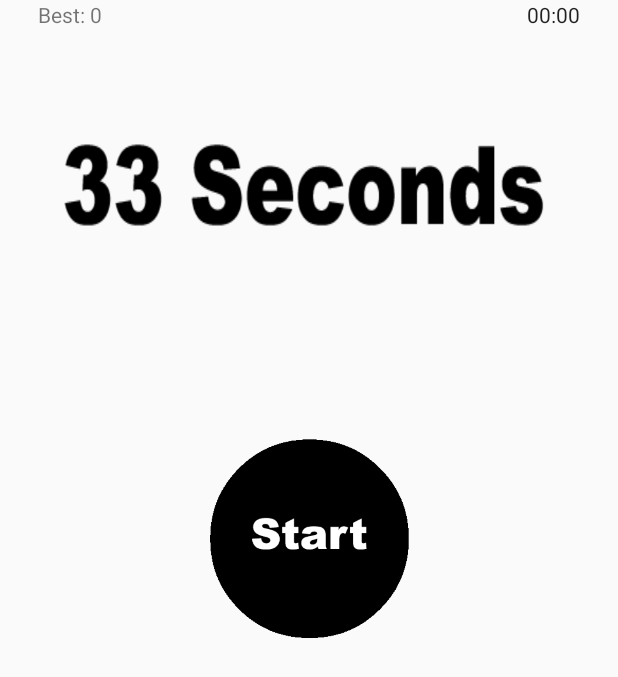
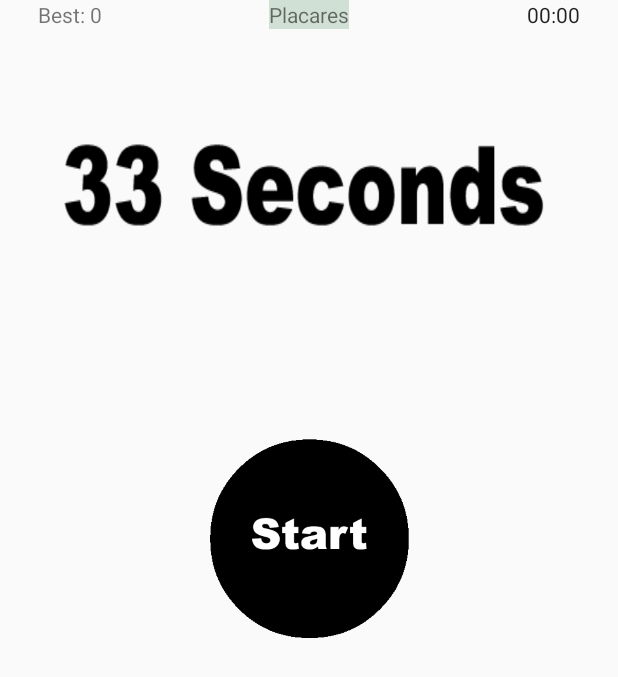
Before and after one commit to renancunha33/33seconds, an Android app: the screen it shows after launch (MainActivity), on a phone screen of 412 x 824 dp. Shown: the top 677 px of the screen. Run offline under Robolectric (Android 15) with nearby library versions, the phone set to English and light mode, and no system bars; libraries missing offline, so code that uses them is left out: com.google.example.games; 2 statements that could not run were skipped.

Commit message:
placares

```diff
--- a/app/build.gradle
+++ b/app/build.gradle
@@ -8,8 +8,8 @@ android {
         applicationId "com.renan.seconds33"
         minSdkVersion 16
         targetSdkVersion 23
-        versionCode 2
-        versionName "1.0.1"
+        versionCode 3
+        versionName "1.0.2"
     }
     buildTypes {
         release {
--- a/app/src/main/java/com/renan/seconds33/MainActivity.java
+++ b/app/src/main/java/com/renan/seconds33/MainActivity.java
@@ -17,6 +17,7 @@ import android.widget.TextView;
 import android.widget.Toast;
 
 import com.google.android.gms.*;
+import com.google.android.gms.games.Game;
 import com.google.android.gms.plus.Plus;
 import com.google.example.games.basegameutils.BaseGameUtils;
 
@@ -69,6 +70,12 @@ public class MainActivity extends AppCompatActivity implements GoogleApiClient.C
         pontuacaoDao = new PontuacaoDao(this);
         model = pontuacaoDao.buscarPontuacaoPorID(1);
         txtScore.setText("Best: " + String.valueOf(model.getScore()));
+        int best = model.getScore();
+        try {
+            checkar(best);
+        } catch (Exception e) {
+            //Do nothing
+        }
 
     }
 
@@ -137,6 +144,12 @@ public class MainActivity extends AppCompatActivity implements GoogleApiClient.C
                         } catch (Exception e) {
                             //do notthing
                         }
+                        try {
+                            startActivityForResult(Games.Leaderboards.getLeaderboardIntent(mGoogleApiClient, getString(R.string.leaderboard_best_score)), 100);
+                        } catch (Exception e) {
+                            //do notthing
+                        }
+
                         if (resultado != -1) {
                             //  Toast.makeText(getBaseContext(), "Salvo",
                             //          Toast.LENGTH_LONG).show();
@@ -158,13 +171,13 @@ public class MainActivity extends AppCompatActivity implements GoogleApiClient.C
 
     public void msg() {
         try {
-            if (click > 100) {
+            if (click >= 100) {
                 Games.Achievements.unlock(mGoogleApiClient, getString(R.string.achievement_100_clicks));
             }
-            if (click > 250) {
+            if (click >= 250) {
                 Games.Achievements.unlock(mGoogleApiClient, getString(R.string.achievement_250_clicks));
             }
-            if (click > 350) {
+            if (click >= 350) {
                 Games.Achievements.unlock(mGoogleApiClient, getString(R.string.achievement_350_clicks));
             }
             if (click == 1) {
@@ -173,7 +186,7 @@ public class MainActivity extends AppCompatActivity implements GoogleApiClient.C
             if (click == 33) {
                 Games.Achievements.unlock(mGoogleApiClient, getString(R.string.achievement_33));
             }
-            if (click > 400) {
+            if (click >= 400) {
                 Games.Achievements.unlock(mGoogleApiClient, getString(R.string.achievement_400_clicks));
             }
             if (click == 42) {
@@ -202,13 +215,13 @@ public class MainActivity extends AppCompatActivity implements GoogleApiClient.C
 
     public void msgSad() {
         try {
-            if (click > 100) {
+            if (click >= 100) {
                 Games.Achievements.unlock(mGoogleApiClient, getString(R.string.achievement_100_clicks));
             }
-            if (click > 250) {
+            if (click >= 250) {
                 Games.Achievements.unlock(mGoogleApiClient, getString(R.string.achievement_250_clicks));
             }
-            if (click > 350) {
+            if (click >= 350) {
                 Games.Achievements.unlock(mGoogleApiClient, getString(R.string.achievement_350_clicks));
             }
             if (click == 1) {
@@ -217,7 +230,7 @@ public class MainActivity extends AppCompatActivity implements GoogleApiClient.C
             if (click == 33) {
                 Games.Achievements.unlock(mGoogleApiClient, getString(R.string.achievement_33));
             }
-            if (click > 400) {
+            if (click >= 400) {
                 Games.Achievements.unlock(mGoogleApiClient, getString(R.string.achievement_400_clicks));
             }
             if (click == 42) {
@@ -318,4 +331,42 @@ public class MainActivity extends AppCompatActivity implements GoogleApiClient.C
         Log.d(TAG, "onStart(): not disconnect");
         // mGoogleApiClient.disconnect();
     }
+
+    public void checkar(int click) {
+        try {
+            if (click >= 100) {
+                Games.Achievements.unlock(mGoogleApiClient, getString(R.string.achievement_100_clicks));
+            }
+            if (click >= 250) {
+                Games.Achievements.unlock(mGoogleApiClient, getString(R.string.achievement_250_clicks));
+            }
+            if (click >= 350) {
+                Games.Achievements.unlock(mGoogleApiClient, getString(R.string.achievement_350_clicks));
+            }
+            if (click == 1) {
+                Games.Achievements.unlock(mGoogleApiClient, getString(R.string.achievement_desito));
+            }
+            if (click == 33) {
+                Games.Achievements.unlock(mGoogleApiClient, getString(R.string.achievement_33));
+            }
+            if (click >= 400) {
+                Games.Achievements.unlock(mGoogleApiClient, getString(R.string.achievement_400_clicks));
+            }
+            if (click == 42) {
+                Games.Achievements.unlock(mGoogleApiClient, getString(R.string.achievement_resposta_de_tudo));
+            }
+            if (click == 69) {
+                Games.Achievements.unlock(mGoogleApiClient, getString(R.string.achievement____));
+            }
+        } catch (Exception e) {
+            //do notthing
+        }
+    }
+    public void verplacares(){
+        try {
+            startActivityForResult(Games.Leaderboards.getLeaderboardIntent(mGoogleApiClient, getString(R.string.leaderboard_best_score)), 100);
+        } catch (Exception e) {
+            //do notthing
+        }
+    }
 }
--- a/app/src/main/res/layout/activity_main.xml
+++ b/app/src/main/res/layout/activity_main.xml
@@ -32,6 +32,18 @@
             android:layout_alignParentRight="true"
             android:layout_alignParentTop="true"
             android:gravity="right" />
+
+        <TextView
+            android:layout_width="wrap_content"
+            android:layout_height="wrap_content"
+            android:textAppearance="?android:attr/textAppearanceSmall"
+            android:text="Placares"
+            android:id="@+id/textView"
+            android:layout_centerVertical="true"
+            android:layout_centerHorizontal="true"
+            android:onClick="verplacares"
+            android:background="#cfc8dbcd" />
+
     </RelativeLayout>
 
     <ImageButton
```
